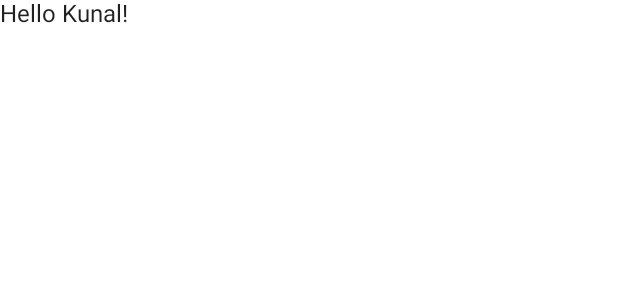
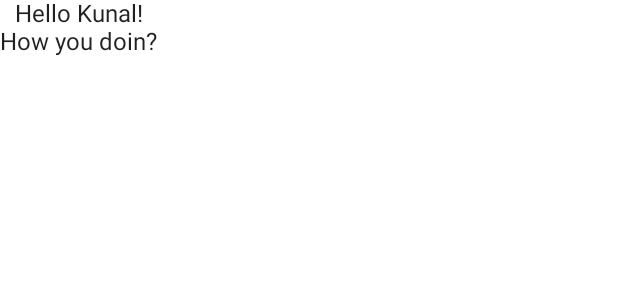
Before and after one commit to kunalyelne/Jetpack-Compose-App, an Android app built with Jetpack Compose: the @Preview function DefaultPreview, on a phone screen of 412 x 824 dp. Shown: the top 300 px of the screen. Run offline under Robolectric (Android 15) with nearby library versions, the phone set to English and light mode, and no system bars.

Commit message:
Add two text element in compose.

```diff
--- a/app/src/main/java/com/kyodude/myapplication/MainActivity.kt
+++ b/app/src/main/java/com/kyodude/myapplication/MainActivity.kt
@@ -3,10 +3,13 @@ package com.kyodude.myapplication
 import android.os.Bundle
 import androidx.activity.ComponentActivity
 import androidx.activity.compose.setContent
+import androidx.compose.foundation.layout.Arrangement
+import androidx.compose.foundation.layout.Column
 import androidx.compose.material.MaterialTheme
 import androidx.compose.material.Surface
 import androidx.compose.material.Text
 import androidx.compose.runtime.Composable
+import androidx.compose.ui.Alignment
 import androidx.compose.ui.tooling.preview.Preview
 import com.kyodude.myapplication.ui.theme.ComposeAppTheme
 
@@ -26,7 +29,11 @@ class MainActivity : ComponentActivity() {
 
 @Composable
 fun Greeting(name: String) {
-    Text(text = "Hello $name!")
+    Column(verticalArrangement = Arrangement.Center, horizontalAlignment = Alignment.CenterHorizontally){
+        Text(text = "Hello $name!")
+        Text("How you doin?")
+    }
+
 }
 
 @Preview(showSystemUi = true)
```
